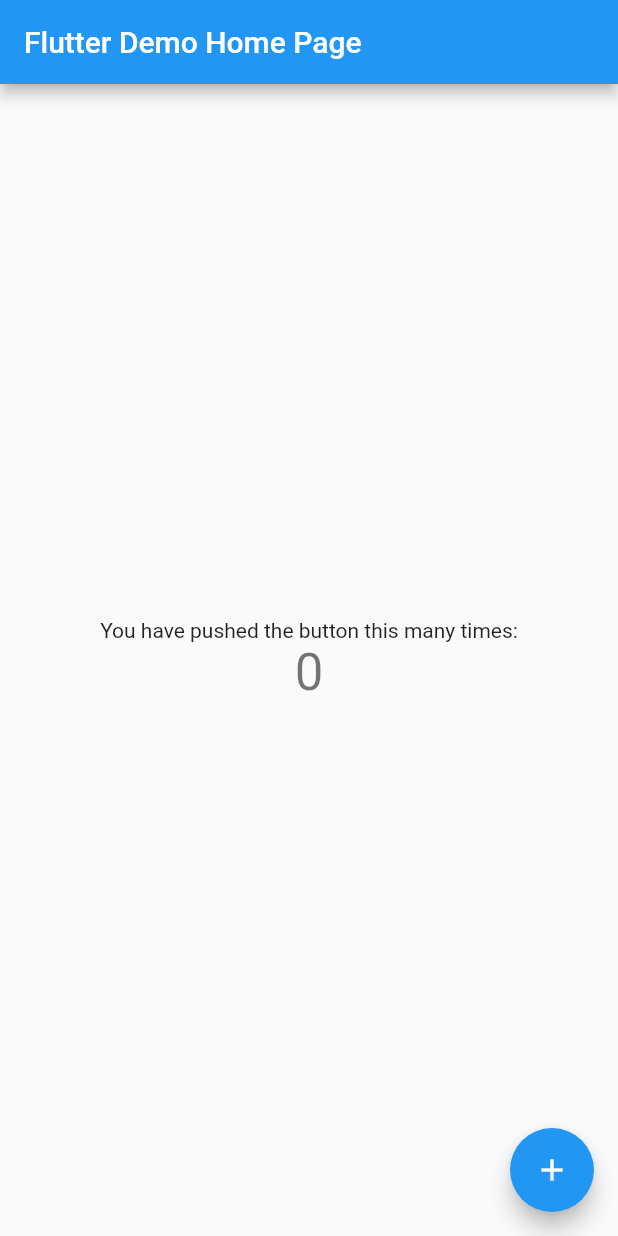
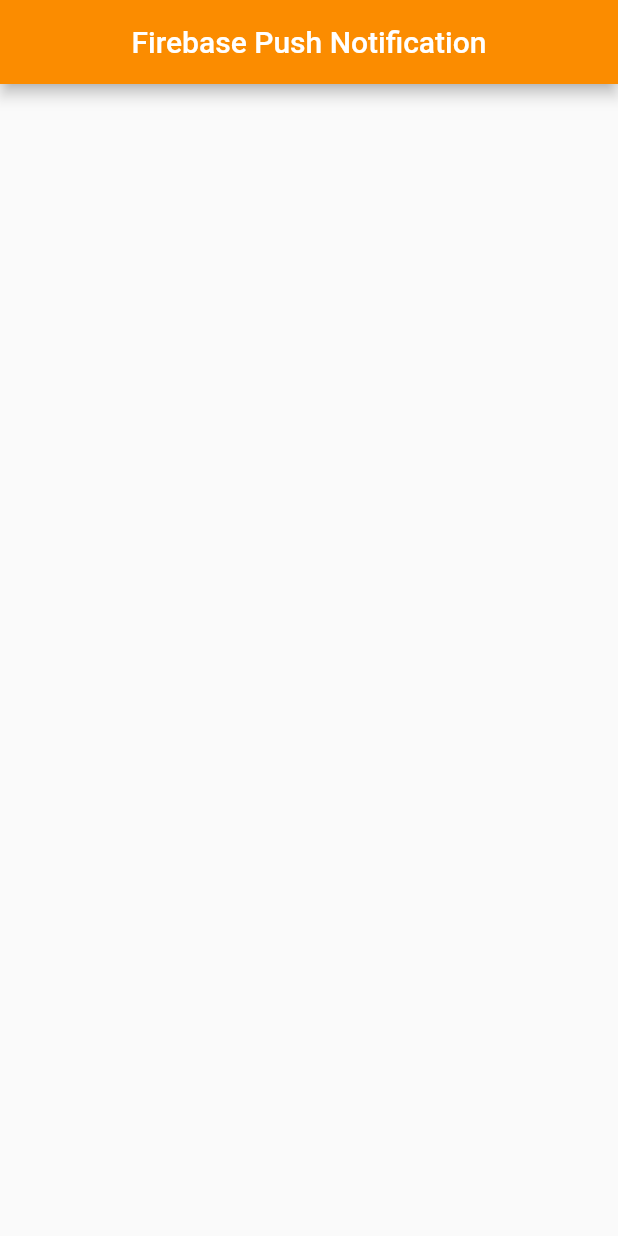
Before and after one commit to MijaelWatts/firebase-push-notifications-flutter, a Flutter app: the screen it shows after launch, on a phone screen of 412 x 824 dp. Run offline on Flutter 3.47's test engine with Material 2 defaults, Android fonts, the phone set to English and light mode, and no system bars; our stand-ins replace firebase_messaging; accounts and stored records are empty.

Commit message:
Basic Logic for Supporting Firebase Push Notifications

```diff
--- a/firebase_push_notif_flutter/lib/main.dart
+++ b/firebase_push_notif_flutter/lib/main.dart
@@ -1,117 +1,34 @@
 import 'package:flutter/material.dart';
+import 'package:firebase_push_app/messaging_widget.dart';
 
-void main() {
-  runApp(MyApp());
-}
+void main() => runApp(MyApp());
 
 class MyApp extends StatelessWidget {
-  // This widget is the root of your application.
+  final String appTitle = 'Firebase Push Notification';
+
   @override
   Widget build(BuildContext context) {
     return MaterialApp(
-      title: 'Flutter Demo',
-      theme: ThemeData(
-        // This is the theme of your application.
-        //
-        // Try running your application with "flutter run". You'll see the
-        // application has a blue toolbar. Then, without quitting the app, try
-        // changing the primarySwatch below to Colors.green and then invoke
-        // "hot reload" (press "r" in the console where you ran "flutter run",
-        // or simply save your changes to "hot reload" in a Flutter IDE).
-        // Notice that the counter didn't reset back to zero; the application
-        // is not restarted.
-        primarySwatch: Colors.blue,
-        // This makes the visual density adapt to the platform that you run
-        // the app on. For desktop platforms, the controls will be smaller and
-        // closer together (more dense) than on mobile platforms.
-        visualDensity: VisualDensity.adaptivePlatformDensity,
-      ),
-      home: MyHomePage(title: 'Flutter Demo Home Page'),
+      title: 'Firebase Push Notification',
+      home: PushNotificationsApp(appTitle),
     );
   }
 }
 
-class MyHomePage extends StatefulWidget {
-  MyHomePage({Key key, this.title}) : super(key: key);
+class PushNotificationsApp extends StatelessWidget {
+  final String appTitle;
 
-  // This widget is the home page of your application. It is stateful, meaning
-  // that it has a State object (defined below) that contains fields that affect
-  // how it looks.
-
-  // This class is the configuration for the state. It holds the values (in this
-  // case the title) provided by the parent (in this case the App widget) and
-  // used by the build method of the State. Fields in a Widget subclass are
-  // always marked "final".
-
-  final String title;
-
-  @override
-  _MyHomePageState createState() => _MyHomePageState();
-}
-
-class _MyHomePageState extends State<MyHomePage> {
-  int _counter = 0;
-
-  void _incrementCounter() {
-    setState(() {
-      // This call to setState tells the Flutter framework that something has
-      // changed in this State, which causes it to rerun the build method below
-      // so that the display can reflect the updated values. If we changed
-      // _counter without calling setState(), then the build method would not be
-      // called again, and so nothing would appear to happen.
-      _counter++;
-    });
-  }
+  PushNotificationsApp(this.appTitle);
 
   @override
   Widget build(BuildContext context) {
-    // This method is rerun every time setState is called, for instance as done
-    // by the _incrementCounter method above.
-    //
-    // The Flutter framework has been optimized to make rerunning build methods
-    // fast, so that you can just rebuild anything that needs updating rather
-    // than having to individually change instances of widgets.
     return Scaffold(
       appBar: AppBar(
-        // Here we take the value from the MyHomePage object that was created by
-        // the App.build method, and use it to set our appbar title.
-        title: Text(widget.title),
+        backgroundColor: Colors.orange.shade600,
+        centerTitle: true,
+        title: Text(appTitle),
       ),
-      body: Center(
-        // Center is a layout widget. It takes a single child and positions it
-        // in the middle of the parent.
-        child: Column(
-          // Column is also a layout widget. It takes a list of children and
-          // arranges them vertically. By default, it sizes itself to fit its
-          // children horizontally, and tries to be as tall as its parent.
-          //
-          // Invoke "debug painting" (press "p" in the console, choose the
-          // "Toggle Debug Paint" action from the Flutter Inspector in Android
-          // Studio, or the "Toggle Debug Paint" command in Visual Studio Code)
-          // to see the wireframe for each widget.
-          //
-          // Column has various properties to control how it sizes itself and
-          // how it positions its children. Here we use mainAxisAlignment to
-          // center the children vertically; the main axis here is the vertical
-          // axis because Columns are vertical (the cross axis would be
-          // horizontal).
-          mainAxisAlignment: MainAxisAlignment.center,
-          children: <Widget>[
-            Text(
-              'You have pushed the button this many times:',
-            ),
-            Text(
-              '$_counter',
-              style: Theme.of(context).textTheme.headline4,
-            ),
-          ],
-        ),
-      ),
-      floatingActionButton: FloatingActionButton(
-        onPressed: _incrementCounter,
-        tooltip: 'Increment',
-        child: Icon(Icons.add),
-      ), // This trailing comma makes auto-formatting nicer for build methods.
+      body: MessagingWidget(),
     );
   }
 }
--- /dev/null
+++ b/firebase_push_notif_flutter/lib/message.dart
@@ -0,0 +1,12 @@
+import 'package:flutter/material.dart';
+
+@immutable
+class Message {
+  final String title;
+  final String body;
+
+  const Message({
+    @required this.title,
+    @required this.body,
+  });
+}
--- /dev/null
+++ b/firebase_push_notif_flutter/lib/messaging_widget.dart
@@ -0,0 +1,70 @@
+import 'package:flutter/material.dart';
+import 'package:firebase_push_app/message.dart';
+import 'package:firebase_messaging/firebase_messaging.dart';
+
+class MessagingWidget extends StatefulWidget {
+  @override
+  _MessagingWidgetState createState() => _MessagingWidgetState();
+}
+
+class _MessagingWidgetState extends State<MessagingWidget> {
+  final List<Message> messages = [];
+  final FirebaseMessaging _firebaseMessaging = FirebaseMessaging();
+
+  /// Called once this widget is inserted into the tree
+  @override
+  void initState() {
+    //Call the default initState() functionality and then perform the firebase stuff
+    super.initState();
+
+    _firebaseMessaging.configure(
+      onMessage: (Map message) async {
+        final notification = message['notification'];
+        setState(() {
+          messages.add(
+            Message(
+              title: notification['title'],
+              body: notification['body'],
+            ),
+          );
+        });
+      },
+      onLaunch: (Map message) async {
+        final notification = message['data'];
+        setState(() {
+          messages.add(Message(
+            title: '${notification['title']}',
+            body: '${notification['body']}',
+          ));
+        });
+      },
+      onResume: (Map message) async {
+        final notification = message['data'];
+        setState(() {
+          messages.add(Message(
+            title: '${notification['title']}',
+            body: '${notification['body']}',
+          ));
+        });
+      },
+    );
+
+    _firebaseMessaging.requestNotificationPermissions(
+        const IosNotificationSettings(sound: true, badge: true, alert: true));
+  }
+
+  @override
+  ListView build(BuildContext context) {
+    return ListView(
+      children: messages.map(buildMessage).toList(),
+    );
+  }
+
+  ListTile buildMessage(Message message) {
+    return ListTile(
+      tileColor: Colors.deepPurple,
+      title: Text(message.title),
+      subtitle: Text(message.body),
+    );
+  }
+}
```
Also changed, not shown: 1 other file.
